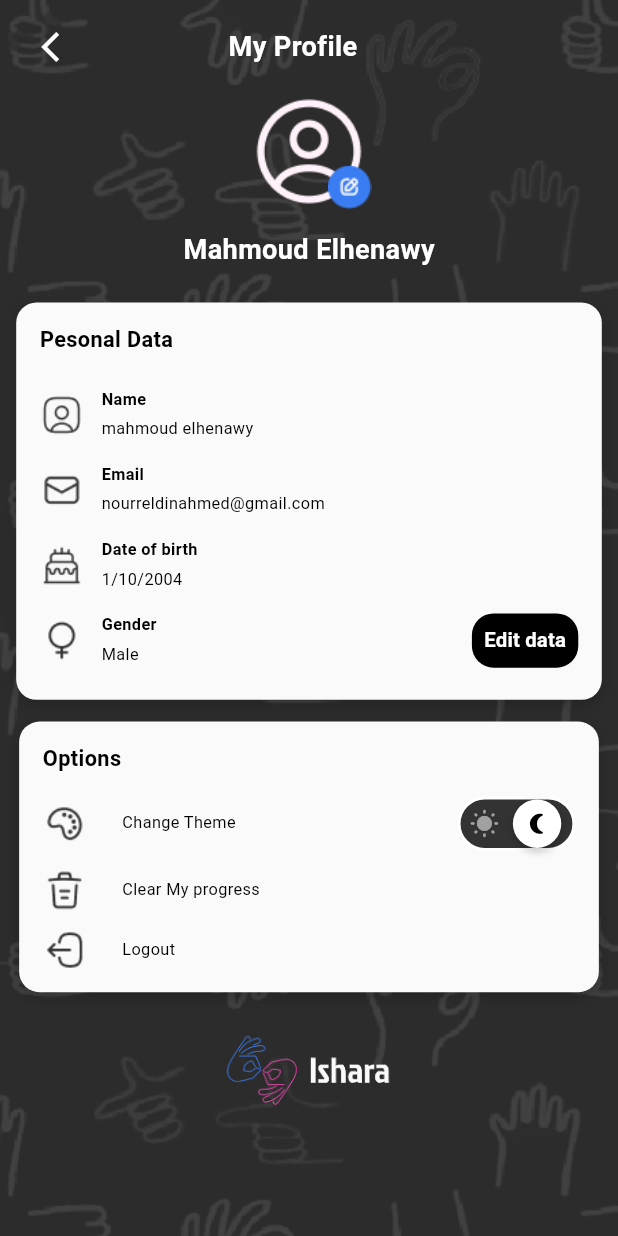
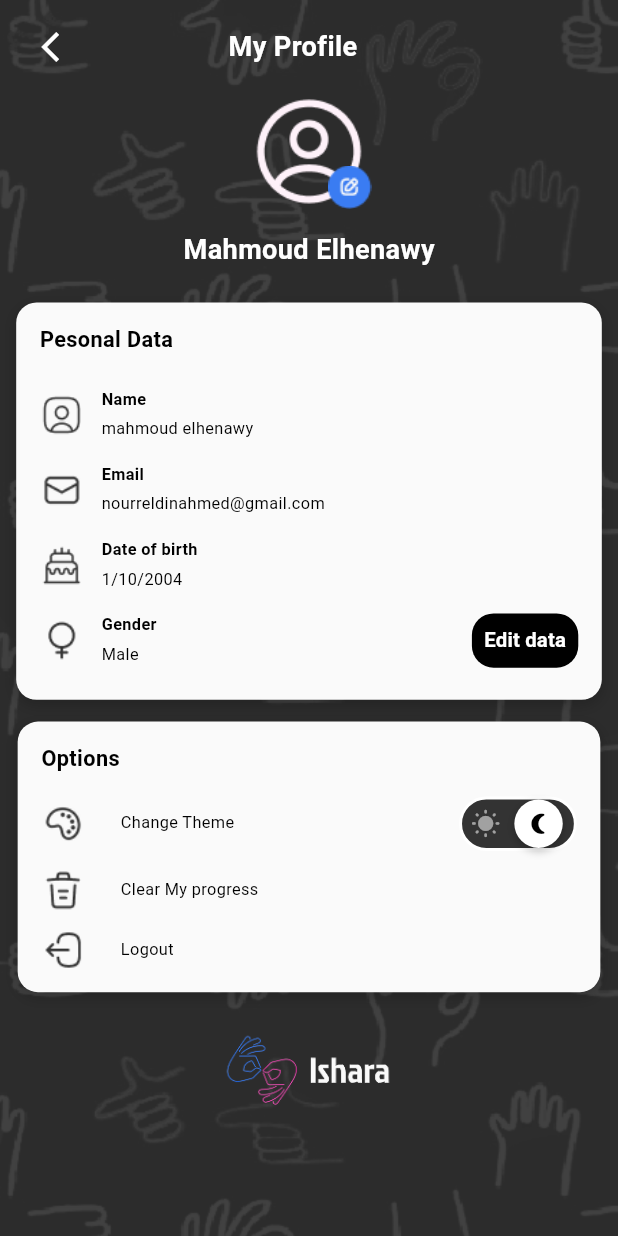
Before and after one commit to mostafaomeha725/IsharaApp, a Flutter app: the ProfileScreen screen opened directly, on a phone screen of 412 x 824 dp. Run offline on Flutter 3.47's test engine with Material 3 defaults, Android fonts, the phone set to English and light mode, and no system bars; our stand-ins replace cached_network_image, equatable, flutter_screenutil, flutter_spinkit, flutter_svg, go_router and 2 more; missing offline and left inert: chucker_flutter; Roboto replaces fonts that are missing (Tajawal).

Commit message:
Update UI and fix layout issues

```diff
--- a/lib/features/home/presentation/screens/widgets/profile_screen.dart
+++ b/lib/features/home/presentation/screens/widgets/profile_screen.dart
@@ -46,7 +46,7 @@ class ProfileScreen extends StatelessWidget {
                   /// Container Options Section
                   Container(
                     width: double.infinity,
-                    margin: EdgeInsets.symmetric(horizontal: 13.w),
+                    margin: EdgeInsets.symmetric(horizontal: 12.w),
                     decoration: BoxDecoration(
                       color: const Color(0xffFAFAFA),
                       borderRadius: BorderRadius.circular(15.r),
```
